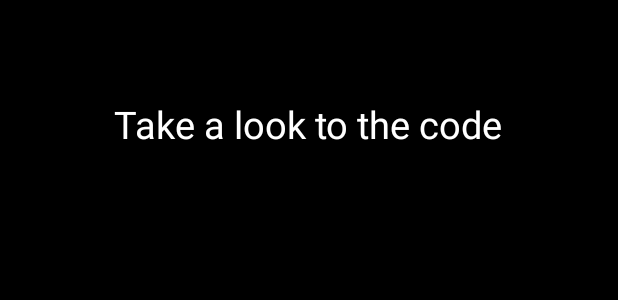
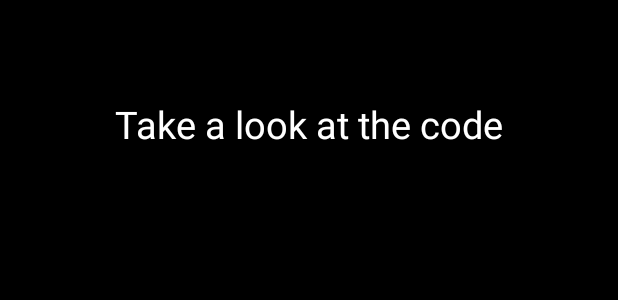
Before and after one commit to MatteoBattilana/IsMyPhoneOn, an Android app: the layout info_activity.xml on its own in the app's theme, with its tools: preview values and no code run, on a phone screen of 412 x 824 dp. Shown: the part 319-619 px from the top of the screen. Run offline under Robolectric (Android 15) with nearby library versions, the phone set to English and light mode, and no system bars; Roboto replaces fonts that are not available here.

Commit message:
Some stuff

```diff
--- a/app/src/main/res/layout/content_main.xml
+++ b/app/src/main/res/layout/content_main.xml
@@ -23,7 +23,7 @@
             android:layout_width="wrap_content"
             android:layout_height="wrap_content"
             android:textSize="30dp"
-            android:text="Is my phone on?"
+            android:text="@string/app_name"
             android:layout_marginBottom="20dp"
             android:textColor="@android:color/white"
             android:id="@+id/txt_req"/>
@@ -31,7 +31,7 @@
         <TextView
             android:layout_width="wrap_content"
             android:layout_height="wrap_content"
-            android:text="YES."
+            android:text="@string/answer"
             android:textColor="@android:color/white"
             android:textSize="90dp"
             android:id="@+id/txt_yes"
--- a/app/src/main/res/layout/info_activity.xml
+++ b/app/src/main/res/layout/info_activity.xml
@@ -23,7 +23,7 @@
             android:layout_width="wrap_content"
             android:layout_height="wrap_content"
             android:textSize="25dp"
-            android:text="Take a look to the code"
+            android:text="@string/info"
             android:layout_marginBottom="20dp"
             android:textColor="@android:color/white"
             android:id="@+id/txt_title"/>
--- a/app/src/main/res/values/strings.xml
+++ b/app/src/main/res/values/strings.xml
@@ -2,4 +2,8 @@
     <string name="app_name">Is my phone on?</string>
     <string name="action_settings">Settings</string>
     <string name="git_icon">&#xf09b;</string>
+
+    //App strings
+    <string name="answer">YES.</string>
+    <string name="info">Take a look at the code</string>
 </resources>
```
Also changed, not shown: app/src/main/ic_launcher-web.png (added), app/src/main/res/mipmap-hdpi/ic_launcher.png, app/src/main/res/mipmap-mdpi/ic_launcher.png, app/src/main/res/mipmap-xhdpi/ic_launcher.png, app/src/main/res/mipmap-xxhdpi/ic_launcher.png, app/src/main/res/mipmap-xxxhdpi/ic_launcher.png, 2 other files.
